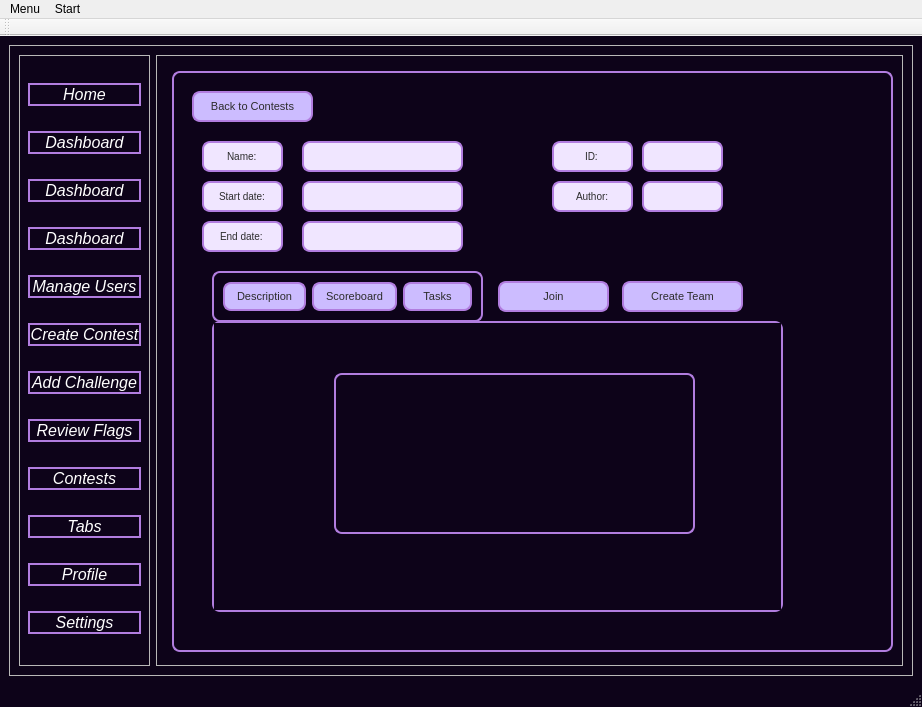
Old version of the form CyberRange/Client/MainMenu.ui in the repository Pafy-24/CyberRange----POO.
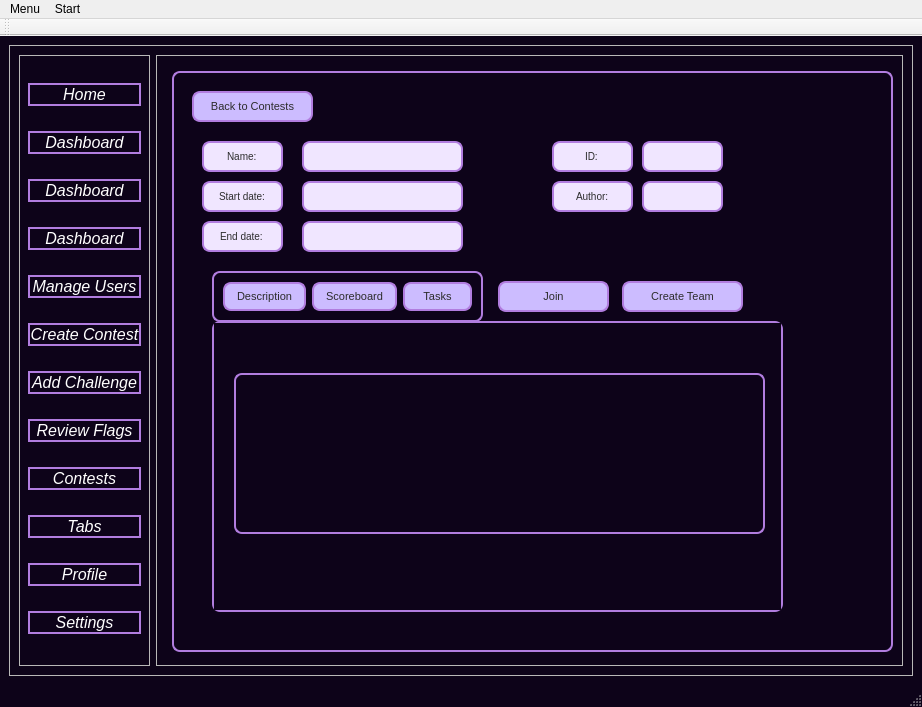
New version of the form. The open tabs and pages were chosen to show the change.

Diff of the .ui file:
```diff
--- a/CyberRange/Client/MainMenu.ui
+++ b/CyberRange/Client/MainMenu.ui
@@ -3626,9 +3626,9 @@
                 <widget class="QLabel" name="labelDesc">
                  <property name="geometry">
                   <rect>
-                   <x>120</x>
+                   <x>20</x>
                    <y>50</y>
-                   <width>361</width>
+                   <width>531</width>
                    <height>161</height>
                   </rect>
                  </property>
```
